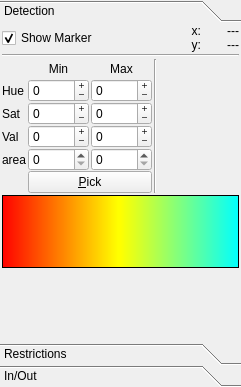
This is lib/ui/tab_featuresUi.ui in wonkoderverstaendige/Spotter as Qt 5 draws it before an edit. The edited form follows.
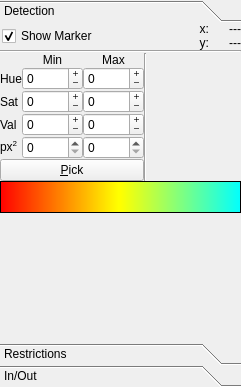
This is the edited form.

```diff
--- a/lib/ui/tab_featuresUi.ui
+++ b/lib/ui/tab_featuresUi.ui
@@ -47,15 +47,15 @@
         </attribute>
         <layout class="QGridLayout" name="gridLayout_6">
          <property name="margin">
-          <number>2</number>
+          <number>0</number>
          </property>
          <property name="spacing">
-          <number>2</number>
+          <number>0</number>
          </property>
          <item row="10" column="0">
           <layout class="QVBoxLayout" name="verticalLayout_4">
            <property name="spacing">
-            <number>1</number>
+            <number>0</number>
            </property>
            <item>
             <widget class="QLabel" name="lbl_colorspace">
@@ -65,6 +65,12 @@
                <verstretch>0</verstretch>
               </sizepolicy>
              </property>
+             <property name="maximumSize">
+              <size>
+               <width>16777215</width>
+               <height>32</height>
+              </size>
+             </property>
              <property name="styleSheet">
               <string notr="true">background-color:qlineargradient(spread:pad, x1:0, y1:0, x2:1, y2:0,stop:0 hsva(0, 255, 255, 255),stop:0.49 hsva(60, 255, 255, 255),stop:0.5 hsva(60, 255, 255, 255),stop:1 hsva(180, 255, 255, 255));</string>
              </property>
@@ -84,7 +90,7 @@
              <property name="sizeHint" stdset="0">
               <size>
                <width>20</width>
-               <height>20</height>
+               <height>0</height>
               </size>
              </property>
             </spacer>
@@ -106,14 +112,20 @@
              </property>
              <property name="sizeHint" stdset="0">
               <size>
-               <width>40</width>
-               <height>20</height>
+               <width>0</width>
+               <height>0</height>
               </size>
              </property>
             </spacer>
            </item>
            <item row="1" column="0">
             <layout class="QVBoxLayout" name="verticalLayout">
+             <property name="spacing">
+              <number>0</number>
+             </property>
+             <property name="leftMargin">
+              <number>2</number>
+             </property>
              <property name="topMargin">
               <number>0</number>
              </property>
@@ -134,8 +146,8 @@
              <property name="topMargin">
               <number>0</number>
              </property>
-             <property name="horizontalSpacing">
-              <number>6</number>
+             <property name="spacing">
+              <number>0</number>
              </property>
              <item row="1" column="0">
               <widget class="QLabel" name="lbl_y_lbl">
@@ -183,6 +195,9 @@
                <property name="alignment">
                 <set>Qt::AlignRight|Qt::AlignTrailing|Qt::AlignVCenter</set>
                </property>
+               <property name="margin">
+                <number>1</number>
+               </property>
               </widget>
              </item>
              <item row="1" column="1">
@@ -211,6 +226,9 @@
                <property name="alignment">
                 <set>Qt::AlignRight|Qt::AlignTrailing|Qt::AlignVCenter</set>
                </property>
+               <property name="margin">
+                <number>1</number>
+               </property>
               </widget>
              </item>
             </layout>
@@ -226,10 +244,7 @@
          </item>
          <item row="9" column="0">
           <layout class="QGridLayout" name="layout_feature_parameters">
-           <property name="horizontalSpacing">
-            <number>2</number>
-           </property>
-           <property name="verticalSpacing">
+           <property name="spacing">
             <number>0</number>
            </property>
            <item row="0" column="3">
@@ -250,6 +265,9 @@
              <property name="text">
               <string>Val</string>
              </property>
+             <property name="margin">
+              <number>2</number>
+             </property>
             </widget>
            </item>
            <item row="1" column="3">
@@ -276,6 +294,9 @@
              <property name="text">
               <string>Sat</string>
              </property>
+             <property name="margin">
+              <number>2</number>
+             </property>
             </widget>
            </item>
            <item row="1" column="2">
@@ -283,9 +304,6 @@
              <property name="wrapping">
               <bool>true</bool>
              </property>
-             <property name="frame">
-              <bool>true</bool>
-             </property>
              <property name="buttonSymbols">
               <enum>QAbstractSpinBox::PlusMinus</enum>
              </property>
@@ -353,6 +371,9 @@
              <property name="text">
               <string>Hue</string>
              </property>
+             <property name="margin">
+              <number>2</number>
+             </property>
             </widget>
            </item>
            <item row="2" column="3">
@@ -396,11 +417,48 @@
            <item row="4" column="0">
             <widget class="QLabel" name="lbl_min_area">
              <property name="text">
-              <string>area</string>
+              <string>&lt;html&gt;&lt;head/&gt;&lt;body&gt;&lt;p&gt;px&lt;span style=&quot; vertical-align:super;&quot;&gt;2&lt;/span&gt;&lt;/p&gt;&lt;/body&gt;&lt;/html&gt;</string>
              </property>
+             <property name="margin">
+              <number>2</number>
+             </property>
             </widget>
            </item>
-           <item row="5" column="2" colspan="2">
+           <item row="4" column="2">
+            <widget class="QSpinBox" name="spin_area_min">
+             <property name="maximum">
+              <number>99999</number>
+             </property>
+            </widget>
+           </item>
+           <item row="4" column="3">
+            <widget class="QSpinBox" name="spin_area_max">
+             <property name="maximum">
+              <number>99999</number>
+             </property>
+            </widget>
+           </item>
+           <item row="0" column="4" rowspan="7">
+            <widget class="Line" name="line_2">
+             <property name="orientation">
+              <enum>Qt::Vertical</enum>
+             </property>
+            </widget>
+           </item>
+           <item row="0" column="5">
+            <spacer name="horizontalSpacer_2">
+             <property name="orientation">
+              <enum>Qt::Horizontal</enum>
+             </property>
+             <property name="sizeHint" stdset="0">
+              <size>
+               <width>0</width>
+               <height>0</height>
+              </size>
+             </property>
+            </spacer>
+           </item>
+           <item row="5" column="0" colspan="4">
             <widget class="QPushButton" name="btn_pick_color">
              <property name="sizePolicy">
               <sizepolicy hsizetype="Ignored" vsizetype="Fixed">
@@ -425,40 +483,6 @@
              </property>
             </widget>
            </item>
-           <item row="4" column="2">
-            <widget class="QSpinBox" name="spin_area_min">
-             <property name="maximum">
-              <number>99999</number>
-             </property>
-            </widget>
-           </item>
-           <item row="4" column="3">
-            <widget class="QSpinBox" name="spin_area_max">
-             <property name="maximum">
-              <number>99999</number>
-             </property>
-            </widget>
-           </item>
-           <item row="0" column="4" rowspan="7">
-            <widget class="Line" name="line_2">
-             <property name="orientation">
-              <enum>Qt::Vertical</enum>
-             </property>
-            </widget>
-           </item>
-           <item row="0" column="5">
-            <spacer name="horizontalSpacer_2">
-             <property name="orientation">
-              <enum>Qt::Horizontal</enum>
-             </property>
-             <property name="sizeHint" stdset="0">
-              <size>
-               <width>40</width>
-               <height>20</height>
-              </size>
-             </property>
-            </spacer>
-           </item>
           </layout>
          </item>
         </layout>
```
